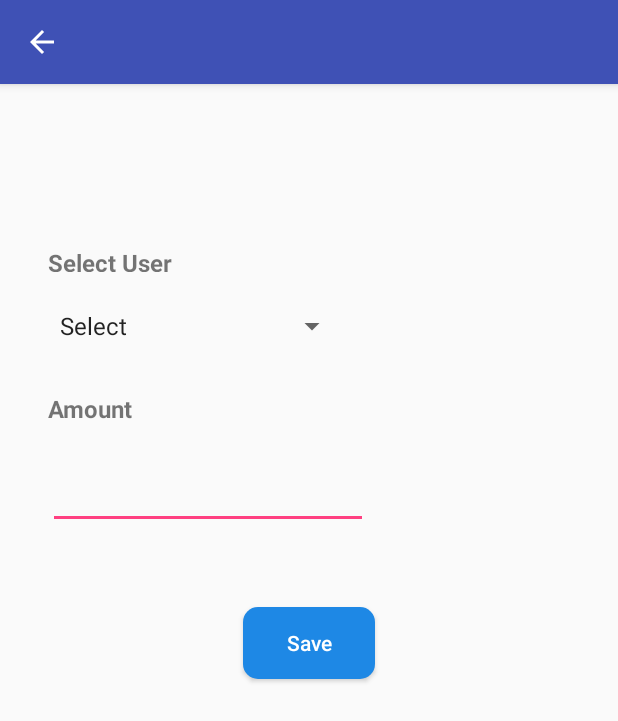
After one commit to Puni5h3r/BikeBharaUI, an Android app: the fragment DepositMoneyFrag shown on its own in the app's theme, on a phone screen of 412 x 824 dp. The commit adds this screen. Shown: the top 721 px of the screen. Run offline under Robolectric (Android 15) with nearby library versions, the phone set to English and light mode, and no system bars.

Commit message:
implement fragment on spinner

```diff
--- a/app/src/main/java/com/example/hp/bikebharaui/view/activity/DepositMoneyActivity.java
+++ b/app/src/main/java/com/example/hp/bikebharaui/view/activity/DepositMoneyActivity.java
@@ -25,7 +25,7 @@ public class DepositMoneyActivity extends AppCompatActivity implements AdapterVi
     @Override
     protected void onCreate(Bundle savedInstanceState) {
         super.onCreate(savedInstanceState);
-        setContentView(R.layout.activity_deposit_money);
+        setContentView(R.layout.frag_deposit_money);
 
         btnSave = findViewById(R.id.button_deposit_save);
         spinner = findViewById(R.id.spinner1);
--- /dev/null
+++ b/app/src/main/java/com/example/hp/bikebharaui/view/fragment/DepositMoneyFrag.java
@@ -0,0 +1,92 @@
+package com.example.hp.bikebharaui.view.fragment;
+
+import android.content.Context;
+import android.content.Intent;
+import android.os.Bundle;
+import android.support.annotation.NonNull;
+import android.support.annotation.Nullable;
+import android.support.v7.widget.Toolbar;
+import android.view.LayoutInflater;
+import android.view.View;
+import android.view.ViewGroup;
+import android.widget.AdapterView;
+import android.widget.ArrayAdapter;
+import android.widget.Button;
+import android.widget.Spinner;
+import android.widget.Toast;
+
+import com.example.hp.bikebharaui.R;
+import com.example.hp.bikebharaui.view.activity.DashboardActivity;
+import com.example.hp.bikebharaui.view.activity.DepositMoneyActivity;
+
+public class DepositMoneyFrag extends BaseFragment implements AdapterView.OnItemSelectedListener {
+
+
+    private Button btnSave;
+    private Spinner spinner;
+    private Toolbar toolbar;
+    Context mContext;
+
+    @Nullable
+    @Override
+    public View onCreateView(@NonNull LayoutInflater inflater, @Nullable ViewGroup container, @Nullable Bundle savedInstanceState) {
+       View view = inflater.inflate(R.layout.frag_deposit_money,container,false);
+
+       mContext=getContext();
+
+        btnSave = view.findViewById(R.id.button_deposit_save);
+        spinner = view.findViewById(R.id.spinner1);
+
+
+        // setting the spinner
+        ArrayAdapter<CharSequence> adapter = ArrayAdapter.createFromResource(getContext(), R.array.dummyforspinner, android.R.layout.simple_spinner_item);
+        //Specify the layout to use when the list choice appears
+        adapter.setDropDownViewResource(android.R.layout.simple_spinner_dropdown_item);
+        //Apply the adapter to the spinner
+        spinner.setAdapter(adapter);
+        spinner.setOnItemSelectedListener(this);
+
+//        toolbar = findViewById(R.id.toolbar_deposite_money);
+//
+//        toolbar.setTitle("Deposit Money");
+//
+//        toolbar.setNavigationOnClickListener(new View.OnClickListener() {
+//            @Override
+//            public void onClick(View v) {
+//                Intent intent = new Intent(DepositMoneyActivity.this,DashboardActivity.class);
+//                startActivity(intent);
+//            }
+//        });
+//
+//
+      return view;
+    }
+
+    @Override
+    public void onItemSelected(AdapterView<?> parent, View view, int position, long id) {
+        if (position==0){
+            Toast.makeText(mContext,"please select something from the list",Toast.LENGTH_LONG).show();
+
+        }
+        else {
+            String j = parent.getItemAtPosition(position).toString();
+            Toast.makeText(mContext,j+" selected",Toast.LENGTH_LONG).show();
+
+        }
+
+
+
+    }
+
+    @Override
+    public void onNothingSelected(AdapterView<?> parent) {
+        Toast.makeText(mContext,"you haven't selected anything, please select",Toast.LENGTH_LONG).show();
+
+    }
+
+
+    @Override
+    public void onViewCreated(@NonNull View view, @Nullable Bundle savedInstanceState) {
+        super.onViewCreated(view, savedInstanceState);
+    }
+}
```
Also changed, not shown: app/src/main/res/layout/frag_deposit_money.xml (renamed from app/src/main/res/layout/activity_deposit_money.xml).
